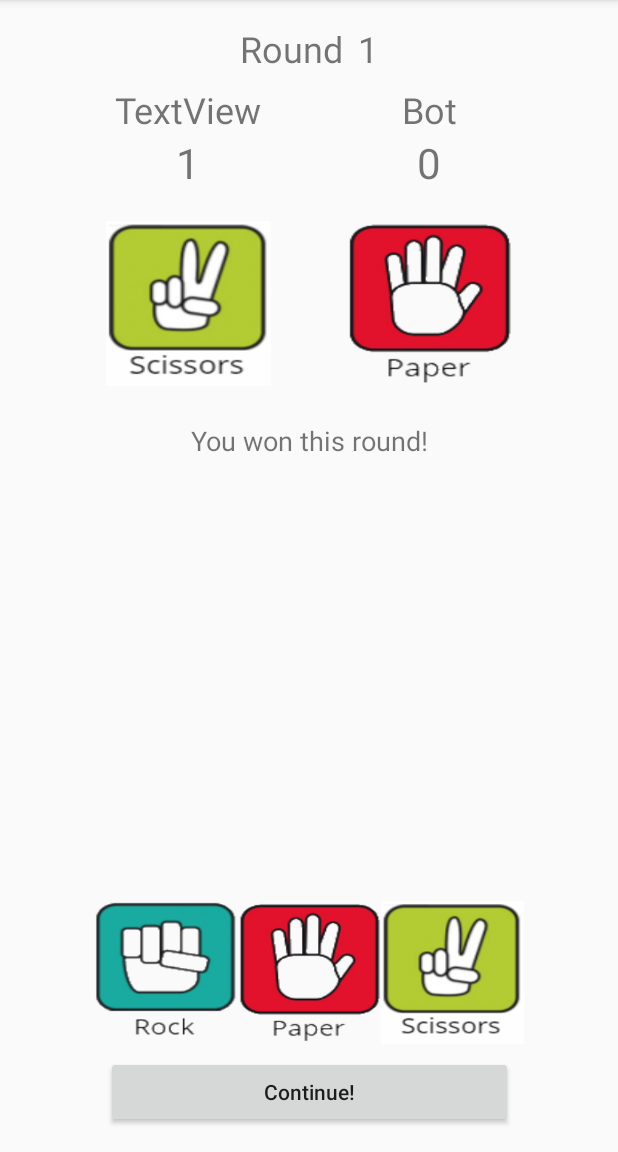
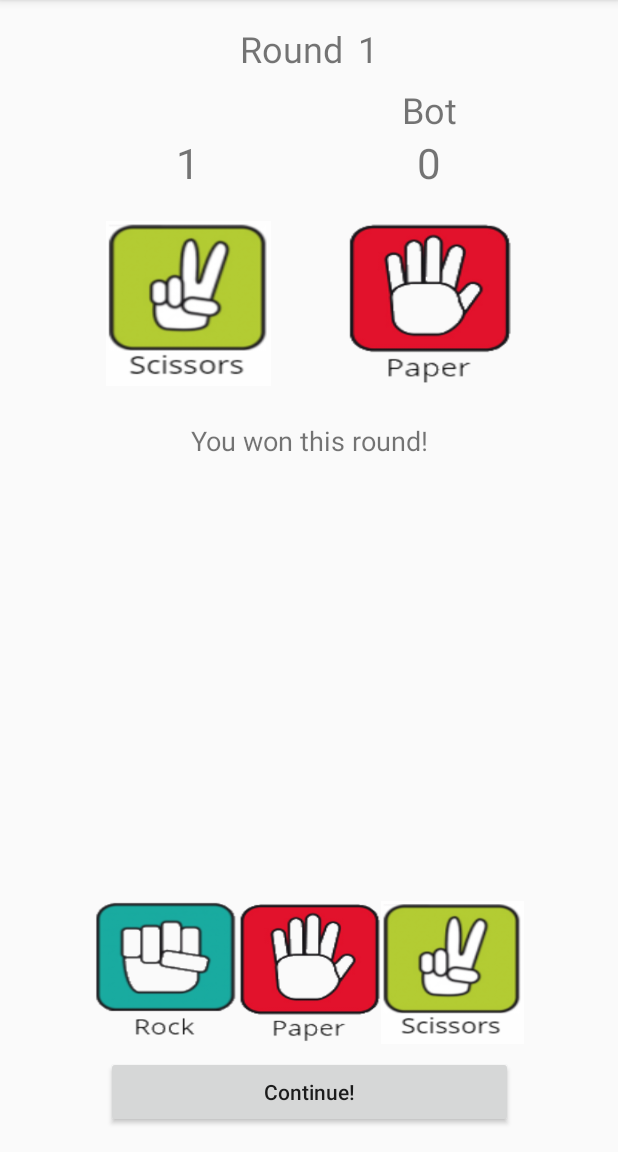
Before and after one commit to Fantomas4/Rock-Paper-Scissors-Android, an Android app: the GameActivity screen opened directly, with no data from a screen before it, after a tap on "Submit!", on a phone screen of 412 x 824 dp, the part 84-1236 px from its top. Run offline under Robolectric (Android 15) with nearby library versions, the phone set to English and light mode, and no system bars; 2 statements that could not run were skipped; 3 other taps on this screen came first.

Commit message:
Fixed a bug that caused the player name to not be updated when changing the application's screen orientation. Made minor improvements to the code logic.

```diff
--- a/app/src/main/java/com/example/rockpaperscissors/GameActivity.java
+++ b/app/src/main/java/com/example/rockpaperscissors/GameActivity.java
@@ -29,6 +29,8 @@ public class GameActivity extends AppCompatActivity {
 
     int roundLimit;
     int roundsCompleted;
+    String userName;
+    String botName;
     int userPoints;
     int botPoints;
     String availableAction;
@@ -202,7 +204,9 @@ public class GameActivity extends AppCompatActivity {
         }
 
         roundCounterTextView.setText(String.valueOf(currentRound));
+        userNameTextView.setText(userName);
         userPointsTextView.setText(String.valueOf(userPoints));
+        botNameTextView.setText(botName);
         botPointsTextView.setText(String.valueOf(botPoints));
         notificationTextView.setText(notificationMsg);
         actionButton.setText(availableAction);
@@ -249,6 +253,8 @@ public class GameActivity extends AppCompatActivity {
 
         outState.putInt("roundLimit", roundLimit);
         outState.putInt("roundsCompleted", roundsCompleted);
+        outState.putString("userName", userName);
+        outState.putString("botName", botName);
         outState.putInt("userPoints", userPoints);
         outState.putInt("botPoints", botPoints);
 
@@ -291,6 +297,8 @@ public class GameActivity extends AppCompatActivity {
         if (savedInstanceState != null) {
             roundLimit = savedInstanceState.getInt("roundLimit");
             roundsCompleted = savedInstanceState.getInt("roundsCompleted");
+            userName = savedInstanceState.getString("userName");
+            botName = savedInstanceState.getString("botName");
             userPoints = savedInstanceState.getInt("userPoints");
             botPoints = savedInstanceState.getInt("botPoints");
 
@@ -308,18 +316,12 @@ public class GameActivity extends AppCompatActivity {
             notificationMsg = "Choose your move:";
 
             availableAction = "Submit!";
-            actionButton.setOnClickListener(new View.OnClickListener() {
-                @Override
-                public void onClick(View v) {
-                    performUserAction();
-                }
-            });
 
             Bundle bundle = getIntent().getExtras();
+
             roundLimit = Integer.parseInt(bundle.getString("roundLimit"));
-            userNameTextView.setText(bundle.getString("userName"));
-            botNameTextView.setText("Bot");
-
+            userName = bundle.getString("userName");
+            botName = "Bot";
             roundsCompleted = 0;
             userPoints = 0;
             botPoints = 0;
```
